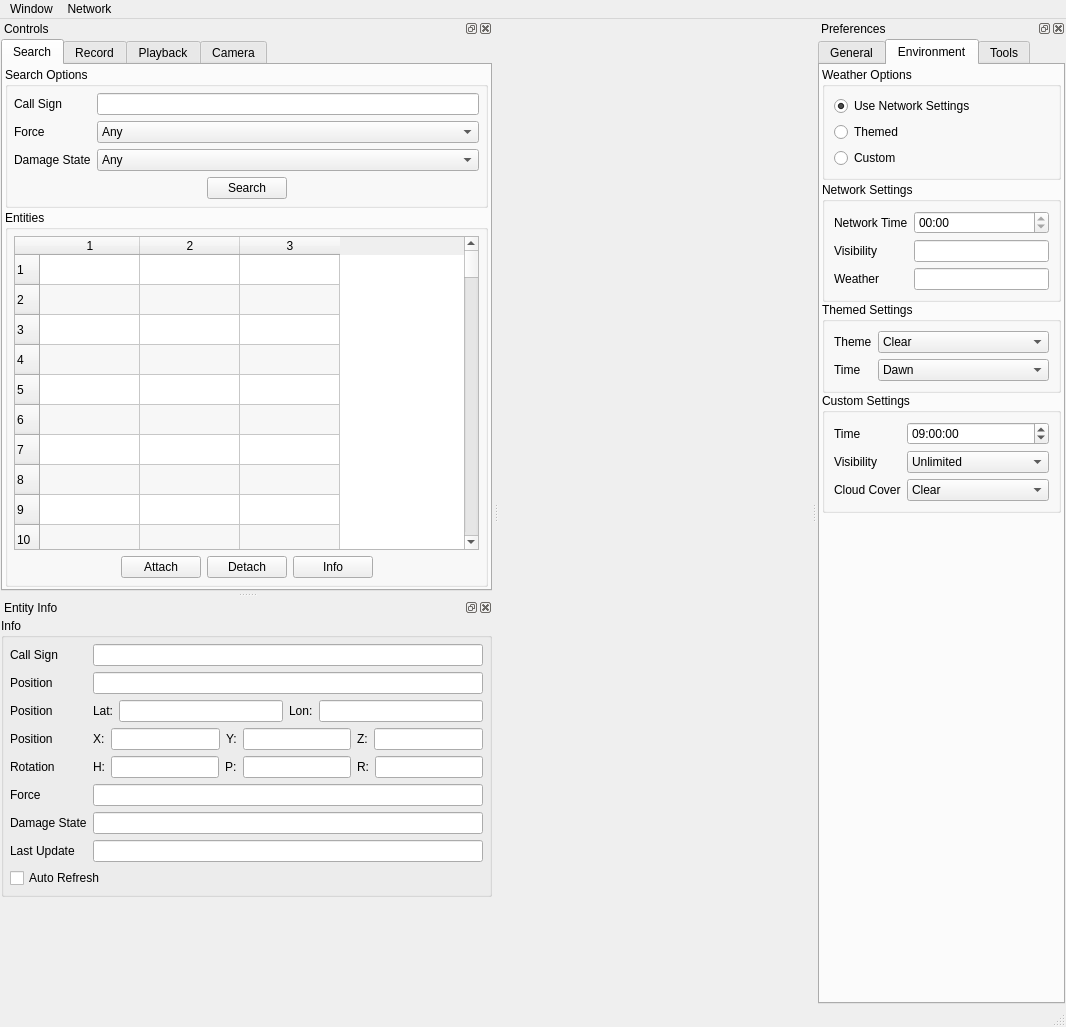
The window that source/StealthViewer/ui/MainWindowUi.ui (delta3d/SimulationCore) describes before a commit, drawn with Qt 5.
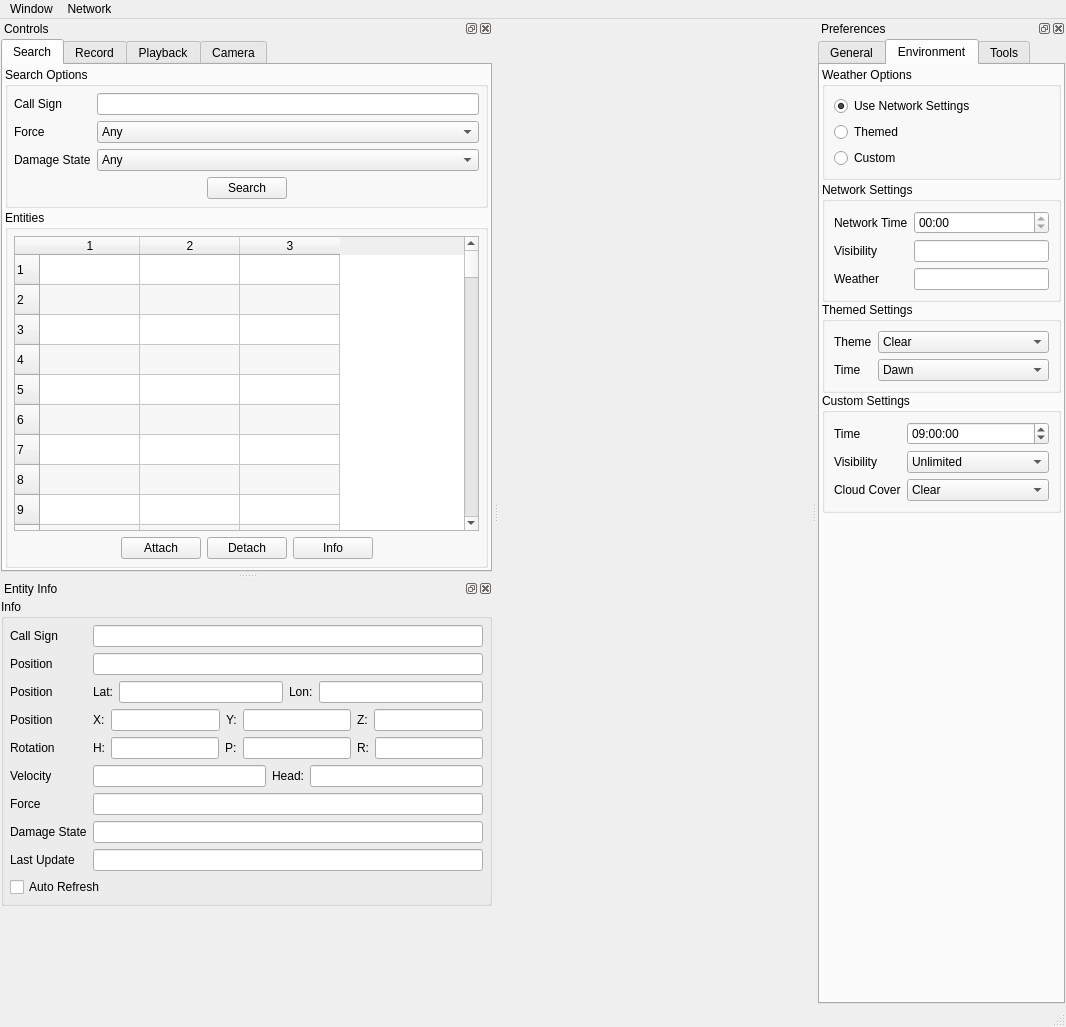
The same window after the commit.

Commit message: Added a velocity row on the entity info panel. Shows heading (degrees) and speed (MPH)

Patch:
```diff
--- a/source/StealthViewer/ui/MainWindowUi.ui
+++ b/source/StealthViewer/ui/MainWindowUi.ui
@@ -3100,14 +3100,14 @@
            <property name="verticalSpacing" >
             <number>6</number>
            </property>
-           <item row="5" column="1" >
+           <item row="6" column="1" >
             <widget class="QLineEdit" name="mEntityInfoForceLineEdit" >
              <property name="readOnly" >
               <bool>true</bool>
              </property>
             </widget>
            </item>
-           <item row="5" column="0" >
+           <item row="6" column="0" >
             <widget class="QLabel" name="mEntityInfoForceLabel" >
              <property name="text" >
               <string>Force</string>
@@ -3117,14 +3117,14 @@
              </property>
             </widget>
            </item>
-           <item row="7" column="0" >
+           <item row="8" column="0" >
             <widget class="QLabel" name="mEntityInfoLastUpdateTimeLabel" >
              <property name="text" >
               <string>Last Update</string>
              </property>
             </widget>
            </item>
-           <item row="6" column="1" >
+           <item row="7" column="1" >
             <widget class="QLineEdit" name="mDamageStateLineEdit" >
              <property name="readOnly" >
               <bool>true</bool>
@@ -3171,7 +3171,7 @@
              </property>
             </widget>
            </item>
-           <item row="6" column="0" >
+           <item row="7" column="0" >
             <widget class="QLabel" name="mEntityInfoDamageStateLabel" >
              <property name="text" >
               <string>Damage State</string>
@@ -3191,7 +3191,7 @@
              </property>
             </widget>
            </item>
-           <item row="8" column="0" colspan="2" >
+           <item row="9" column="0" colspan="2" >
             <widget class="QCheckBox" name="mEntityInfoAutoRefreshCheckBox" >
              <property name="text" >
               <string>Auto Refresh</string>
@@ -3253,7 +3253,7 @@
              </item>
             </layout>
            </item>
-           <item row="7" column="1" >
+           <item row="8" column="1" >
             <widget class="QLineEdit" name="mEntityInfoLastUpdateTimeLineEdit" >
              <property name="toolTip" >
               <string>The amount of time that has passed since this entity was updated on the network.</string>
@@ -3376,6 +3376,47 @@
              </item>
             </layout>
            </item>
+           <item row="5" column="0" >
+            <widget class="QLabel" name="mEntityInfoSpeedLabel" >
+             <property name="text" >
+              <string>Velocity</string>
+             </property>
+             <property name="buddy" >
+              <cstring>mEntityInfoForceLineEdit</cstring>
+             </property>
+            </widget>
+           </item>
+           <item row="5" column="1" >
+            <layout class="QHBoxLayout" >
+             <item>
+              <widget class="QLineEdit" name="mEntityInfoSpeed" >
+               <property name="toolTip" >
+                <string>The speed of the entity - estimated from the published velocity</string>
+               </property>
+               <property name="readOnly" >
+                <bool>true</bool>
+               </property>
+              </widget>
+             </item>
+             <item>
+              <widget class="QLabel" name="mEntityInfoSpeed_DirLabel" >
+               <property name="text" >
+                <string>Head:</string>
+               </property>
+              </widget>
+             </item>
+             <item>
+              <widget class="QLineEdit" name="mEntityInfoSpeedDir" >
+               <property name="toolTip" >
+                <string>The direction the entity is moving (in degrees) - estimated from the published velocity</string>
+               </property>
+               <property name="readOnly" >
+                <bool>true</bool>
+               </property>
+              </widget>
+             </item>
+            </layout>
+           </item>
           </layout>
          </widget>
         </item>
```
Left out of the diff: 5 changed lines with no effect on the pictures. The commit also changes 2 other files.
